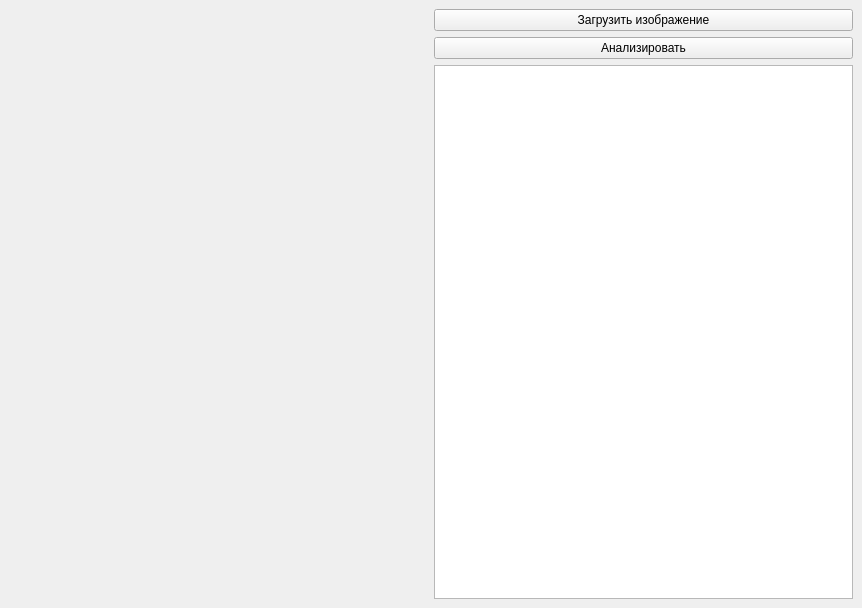
Qt form mainview.ui (meogol/practicPython) before a commit.
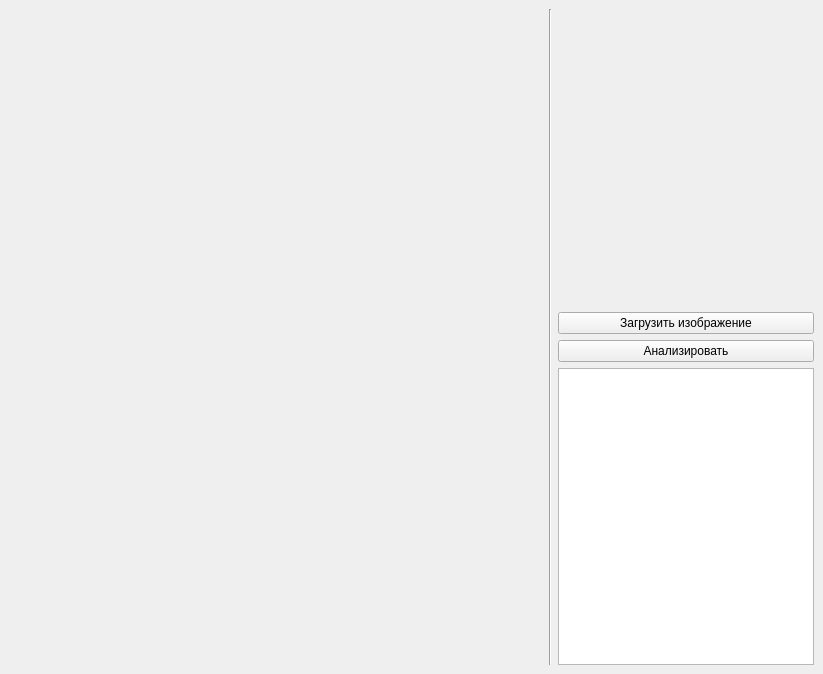
The same form after that commit.

Commit message: Ui widgets sizes changed

```diff
--- a/mainview.ui
+++ b/mainview.ui
@@ -6,8 +6,8 @@
    <rect>
     <x>0</x>
     <y>0</y>
-    <width>862</width>
-    <height>608</height>
+    <width>823</width>
+    <height>674</height>
    </rect>
   </property>
   <property name="windowTitle">
@@ -15,24 +15,36 @@
   </property>
   <widget class="QWidget" name="centralwidget">
    <layout class="QGridLayout" name="gridLayout">
-    <item row="0" column="1">
-     <widget class="QPushButton" name="downloadBtn">
-      <property name="text">
-       <string>Загрузить изображение</string>
+    <item row="3" column="2">
+     <widget class="QTextBrowser" name="textBrowser">
+      <property name="sizePolicy">
+       <sizepolicy hsizetype="Preferred" vsizetype="Expanding">
+        <horstretch>0</horstretch>
+        <verstretch>0</verstretch>
+       </sizepolicy>
+      </property>
+      <property name="minimumSize">
+       <size>
+        <width>0</width>
+        <height>0</height>
+       </size>
+      </property>
+      <property name="baseSize">
+       <size>
+        <width>0</width>
+        <height>0</height>
+       </size>
       </property>
      </widget>
     </item>
-    <item row="2" column="1">
-     <widget class="QTextBrowser" name="textBrowser"/>
-    </item>
-    <item row="1" column="1">
+    <item row="2" column="2">
      <widget class="QPushButton" name="analyzeBtn">
       <property name="text">
        <string>Анализировать</string>
       </property>
      </widget>
     </item>
-    <item row="0" column="0" rowspan="3">
+    <item row="0" column="0" rowspan="4">
      <widget class="QLabel" name="imgHolder">
       <property name="sizePolicy">
        <sizepolicy hsizetype="Expanding" vsizetype="Preferred">
@@ -48,6 +60,42 @@
       </property>
      </widget>
     </item>
+    <item row="0" column="2">
+     <spacer name="verticalSpacer">
+      <property name="orientation">
+       <enum>Qt::Vertical</enum>
+      </property>
+      <property name="sizeType">
+       <enum>QSizePolicy::Expanding</enum>
+      </property>
+      <property name="sizeHint" stdset="0">
+       <size>
+        <width>20</width>
+        <height>40</height>
+       </size>
+      </property>
+     </spacer>
+    </item>
+    <item row="1" column="2">
+     <widget class="QPushButton" name="downloadBtn">
+      <property name="text">
+       <string>Загрузить изображение</string>
+      </property>
+     </widget>
+    </item>
+    <item row="0" column="1" rowspan="4">
+     <widget class="Line" name="line">
+      <property name="sizePolicy">
+       <sizepolicy hsizetype="Fixed" vsizetype="Expanding">
+        <horstretch>0</horstretch>
+        <verstretch>0</verstretch>
+       </sizepolicy>
+      </property>
+      <property name="orientation">
+       <enum>Qt::Vertical</enum>
+      </property>
+     </widget>
+    </item>
    </layout>
   </widget>
  </widget>
```
The commit also changes 2 other files.
